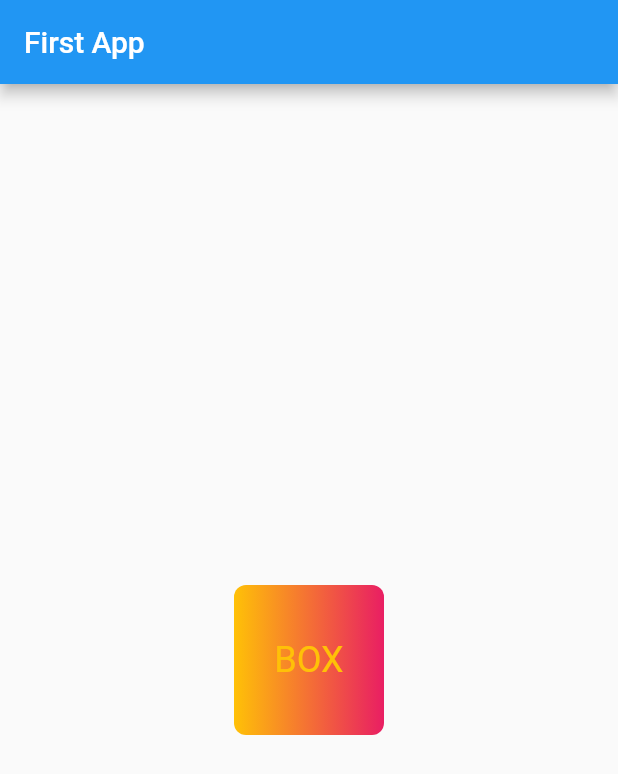
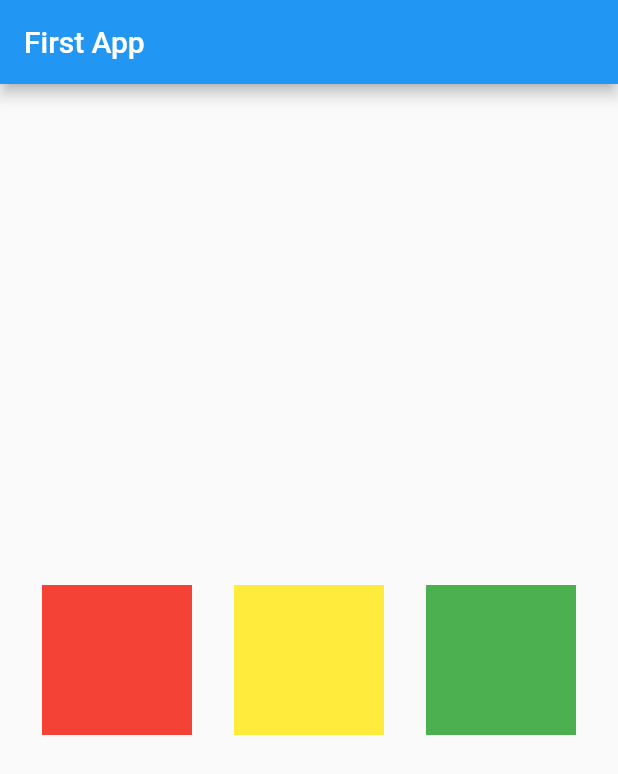
Before and after one commit to n3rdkid/flutter-crash-course, a Flutter app: the screen it shows after launch, on a phone screen of 412 x 824 dp. Shown: the top 774 px of the screen. Run offline on Flutter 3.47's test engine with Material 2 defaults, Android fonts, the light colour scheme and no system bars.

Commit message:
explored : Row, Column, Padding and Align widgets

```diff
--- a/lib/main.dart
+++ b/lib/main.dart
@@ -18,20 +18,28 @@ class HomePage extends StatelessWidget {
           title: Text("First App"),
         ),
         body: Center(
-          child: Container(
-            padding: const EdgeInsets.all(16),
-            decoration: BoxDecoration(
-                color: Colors.amber,
-                gradient: LinearGradient(colors: [Colors.amber, Colors.pink]),
-                borderRadius: BorderRadius.circular(8)),
-            alignment: Alignment.center,
-            width: 100,
-            height: 100,
-            child: Text(
-              "BOX",
-              style: TextStyle(color: Colors.amber, fontSize: 24),
-            ),
-          ),
-        ));
+            child: Row(
+                mainAxisAlignment: MainAxisAlignment.spaceEvenly,
+                crossAxisAlignment: CrossAxisAlignment.center,
+                children: <Widget>[
+              Container(
+                padding: EdgeInsets.all(8),
+                width: 100,
+                height: 100,
+                color: Colors.red,
+              ),
+              Container(
+                padding: EdgeInsets.all(8),
+                width: 100,
+                height: 100,
+                color: Colors.yellow,
+              ),
+              Container(
+                padding: EdgeInsets.all(8),
+                width: 100,
+                height: 100,
+                color: Colors.green,
+              )
+            ])));
   }
 }
```
